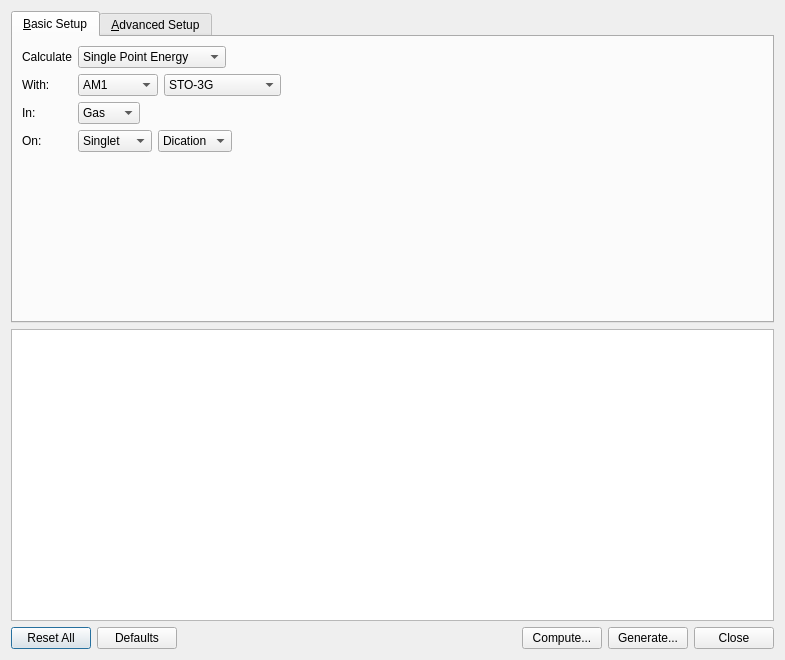
This is libavogadro/src/extensions/quantuminput/gamessinputdialog.ui in cryos/avogadro as Qt 5 draws it before an edit. The edited form follows.
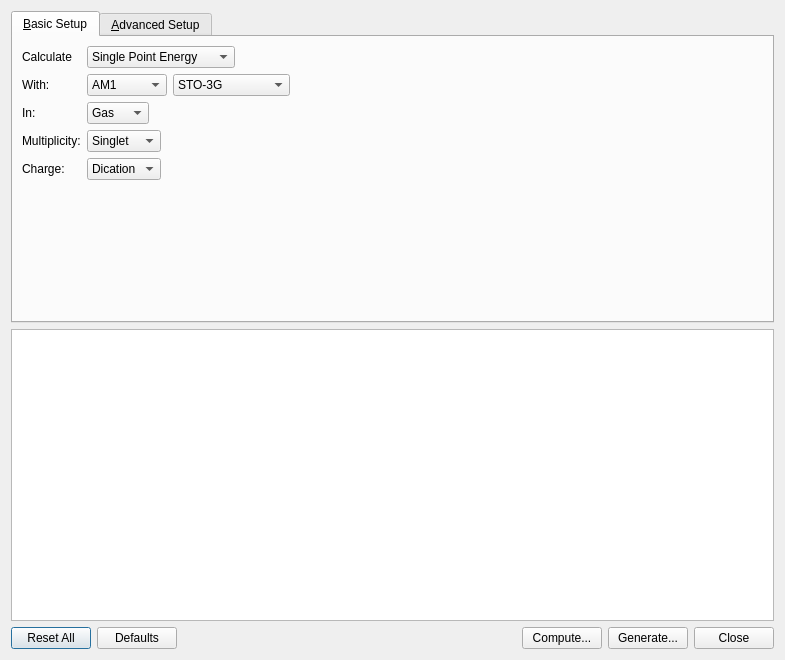
This is the edited form.

Commit message: Made Gamess dialog more i18n-friendly (no new strings introduced)

```diff
--- a/libavogadro/src/extensions/quantuminput/gamessinputdialog.ui
+++ b/libavogadro/src/extensions/quantuminput/gamessinputdialog.ui
@@ -148,35 +148,6 @@
            </item>
           </widget>
          </item>
-         <item>
-          <widget class="QComboBox" name="basicOnRightCombo">
-           <item>
-            <property name="text">
-             <string>Dication</string>
-            </property>
-           </item>
-           <item>
-            <property name="text">
-             <string>Cation</string>
-            </property>
-           </item>
-           <item>
-            <property name="text">
-             <string>Neutral</string>
-            </property>
-           </item>
-           <item>
-            <property name="text">
-             <string>Anion</string>
-            </property>
-           </item>
-           <item>
-            <property name="text">
-             <string>Dianion</string>
-            </property>
-           </item>
-          </widget>
-         </item>
          <item>
           <spacer>
            <property name="orientation">
@@ -195,7 +166,7 @@
        <item row="3" column="0">
         <widget class="QLabel" name="label_5">
          <property name="text">
-          <string>On:</string>
+          <string>Multiplicity:</string>
          </property>
          <property name="alignment">
           <set>Qt::AlignLeading|Qt::AlignLeft|Qt::AlignVCenter</set>
@@ -310,7 +281,7 @@
          </property>
         </widget>
        </item>
-       <item row="4" column="0">
+       <item row="5" column="0">
         <spacer>
          <property name="orientation">
           <enum>Qt::Vertical</enum>
@@ -323,6 +294,59 @@
          </property>
         </spacer>
        </item>
+       <item row="4" column="0">
+        <widget class="QLabel" name="label_6">
+         <property name="text">
+          <string>Charge:</string>
+         </property>
+        </widget>
+       </item>
+       <item row="4" column="1">
+        <layout class="QHBoxLayout" name="horizontalLayout">
+         <item>
+          <widget class="QComboBox" name="basicOnRightCombo">
+           <item>
+            <property name="text">
+             <string>Dication</string>
+            </property>
+           </item>
+           <item>
+            <property name="text">
+             <string>Cation</string>
+            </property>
+           </item>
+           <item>
+            <property name="text">
+             <string>Neutral</string>
+            </property>
+           </item>
+           <item>
+            <property name="text">
+             <string>Anion</string>
+            </property>
+           </item>
+           <item>
+            <property name="text">
+             <string>Dianion</string>
+            </property>
+           </item>
+          </widget>
+         </item>
+         <item>
+          <spacer name="horizontalSpacer">
+           <property name="orientation">
+            <enum>Qt::Horizontal</enum>
+           </property>
+           <property name="sizeHint" stdset="0">
+            <size>
+             <width>40</width>
+             <height>20</height>
+            </size>
+           </property>
+          </spacer>
+         </item>
+        </layout>
+       </item>
       </layout>
      </widget>
      <widget class="QWidget" name="advancedWidget">
```
